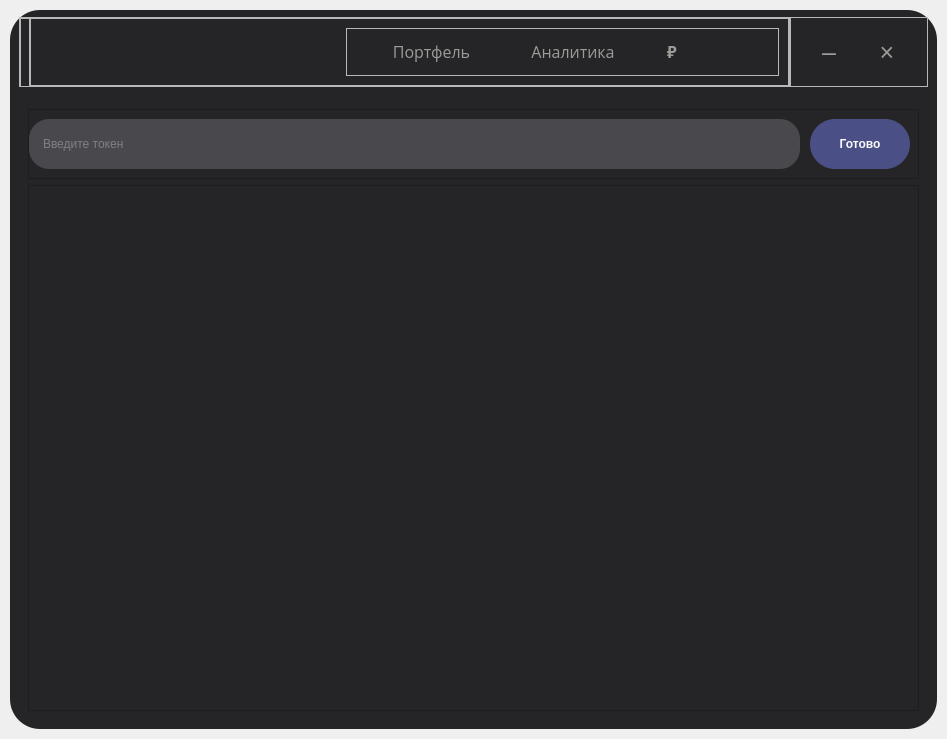
Old version of the form ui_mainworkspace.ui in the repository AlexanderHSE/Tending.
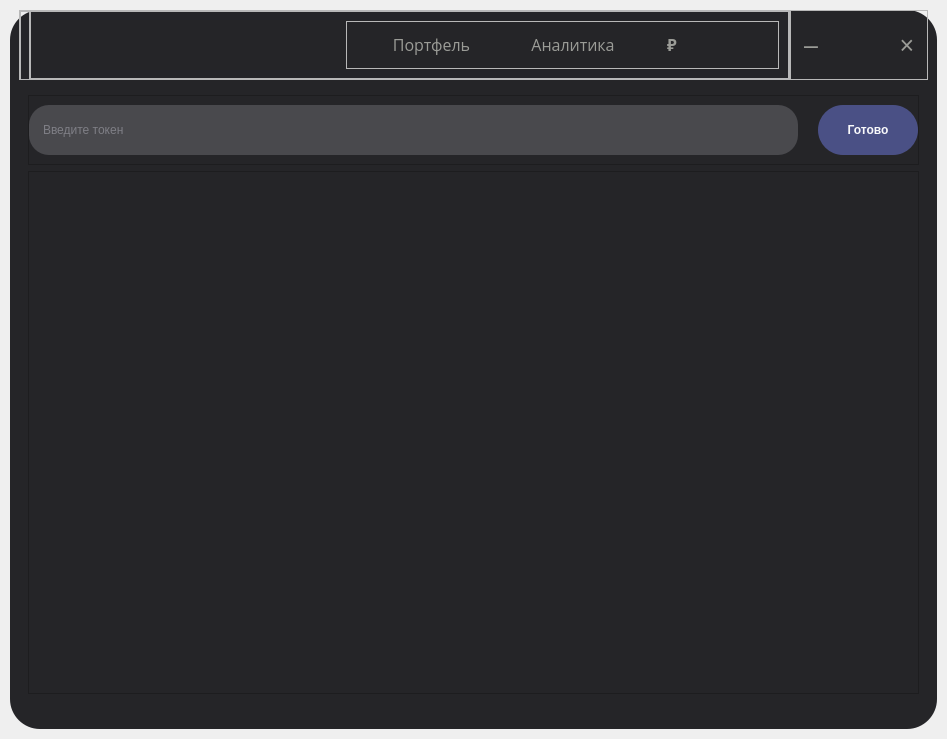
New version of the form. The open tabs and pages were chosen to show the change. Icons and pictures are not drawn.

Diff of the .ui file:
```diff
--- a/ui_mainworkspace.ui
+++ b/ui_mainworkspace.ui
@@ -185,7 +185,7 @@
                    <string/>
                   </property>
                   <property name="pixmap">
-                   <pixmap>images/Frame_13.jpg</pixmap>
+                   <pixmap>Frame_13.jpg</pixmap>
                   </property>
                  </widget>
                 </item>
@@ -323,7 +323,7 @@
                      </property>
                      <property name="icon">
                       <iconset>
-                       <normaloff>images/briefcase (1).png</normaloff>images/briefcase (1).png</iconset>
+                       <normaloff>briefcase (1).png</normaloff>briefcase (1).png</iconset>
                      </property>
                      <property name="iconSize">
                       <size>
@@ -408,6 +408,35 @@
                </property>
               </widget>
              </item>
+             <item>
+              <widget class="QPushButton" name="btn_maximize_restore">
+               <property name="styleSheet">
+                <string notr="true">QPushButton {
+	border: none;
+	color: rgb(155, 156, 151);
+	font-family: Ubuntu;
+	font-size: 16px;
+	font-weight: bold;
+}</string>
+               </property>
+               <property name="text">
+                <string/>
+               </property>
+               <property name="icon">
+                <iconset>
+                 <normaloff>maximize-2.png</normaloff>maximize-2.png</iconset>
+               </property>
+               <property name="iconSize">
+                <size>
+                 <width>20</width>
+                 <height>20</height>
+                </size>
+               </property>
+               <property name="flat">
+                <bool>true</bool>
+               </property>
+              </widget>
+             </item>
              <item>
               <widget class="QPushButton" name="btn_close_2">
                <property name="minimumSize">
@@ -449,20 +478,8 @@
        </item>
        <item>
         <widget class="QStackedWidget" name="stackedWidget">
-         <property name="minimumSize">
-          <size>
-           <width>0</width>
-           <height>600</height>
-          </size>
-         </property>
-         <property name="maximumSize">
-          <size>
-           <width>16777215</width>
-           <height>620</height>
-          </size>
-         </property>
          <property name="currentIndex">
-          <number>0</number>
+          <number>1</number>
          </property>
          <widget class="QWidget" name="page_casebig">
           <layout class="QVBoxLayout" name="verticalLayout_7">
@@ -477,7 +494,7 @@
                 <x>0</x>
                 <y>0</y>
                 <width>881</width>
-                <height>596</height>
+                <height>346</height>
                </rect>
               </property>
               <layout class="QVBoxLayout" name="verticalLayout_10">
@@ -790,7 +807,7 @@
                            </size>
                           </property>
                           <property name="styleSheet">
-                           <string notr="true">font-size : 13px; color : #F9F9FB
+                           <string notr="true">font-size : 13px; font-family : Open Sans; color : #F9F9FB
 </string>
                           </property>
                           <property name="text">
@@ -810,7 +827,7 @@
                            </size>
                           </property>
                           <property name="styleSheet">
-                           <string notr="true">font-size : 13px; color : #F9F9FB
+                           <string notr="true">font-size : 13px; font-family : Open Sans; color : #F9F9FB
 </string>
                           </property>
                           <property name="text">
@@ -830,7 +847,7 @@
                            </size>
                           </property>
                           <property name="styleSheet">
-                           <string notr="true">font-size : 13px; color : #F9F9FB
+                           <string notr="true">font-size : 13px; font-family : Open Sans; color : #F9F9FB
 </string>
                           </property>
                           <property name="text">
@@ -859,7 +876,7 @@
                            <item>
                             <widget class="QLabel" name="price_now">
                              <property name="styleSheet">
-                              <string notr="true">font-size : 13px; color : #F9F9FB
+                              <string notr="true">font-size : 13px; font-family : Open Sans; color : #F9F9FB
 </string>
                              </property>
                              <property name="text">
@@ -873,7 +890,7 @@
                            <item>
                             <widget class="QLabel" name="price_average">
                              <property name="styleSheet">
-                              <string notr="true">font-size : 13px; color : #F9F9FB
+                              <string notr="true">font-size : 13px; font-family : Open Sans; color : #F9F9FB
 </string>
                              </property>
                              <property name="text">
@@ -905,7 +922,7 @@
                            <item>
                             <widget class="QLabel" name="column_title_yeild">
                              <property name="styleSheet">
-                              <string notr="true">font-size : 13px; color : #F9F9FB
+                              <string notr="true">font-size : 13px; font-family : Open Sans; color : #F9F9FB
 </string>
                              </property>
                              <property name="text">
@@ -919,7 +936,7 @@
                            <item>
                             <widget class="QLabel" name="column_title_profit">
                              <property name="styleSheet">
-                              <string notr="true">font-size : 13px; color : #F9F9FB
+                              <string notr="true">font-size : 13px; font-family : Open Sans; color : #F9F9FB
 </string>
                              </property>
                              <property name="text">
@@ -942,7 +959,7 @@
                            </size>
                           </property>
                           <property name="styleSheet">
-                           <string notr="true">font-size : 13px; color : #F9F9FB
+                           <string notr="true">font-size : 13px; font-family : Open Sans; color : #F9F9FB;
 </string>
                           </property>
                           <property name="text">
@@ -967,29 +984,9 @@
                           <x>0</x>
                           <y>0</y>
                           <width>403</width>
-                          <height>335</height>
+                          <height>85</height>
                          </rect>
                         </property>
-                        <widget class="QLabel" name="label_2">
-                         <property name="geometry">
-                          <rect>
-                           <x>40</x>
-                           <y>150</y>
-                           <width>331</width>
-                           <height>20</height>
-                          </rect>
-                         </property>
-                         <property name="styleSheet">
-                          <string notr="true">font-size : 23px; font-family : Open Sans; color : #2A2A2C
-</string>
-                         </property>
-                         <property name="text">
-                          <string>Нет активов</string>
-                         </property>
-                         <property name="alignment">
-                          <set>Qt::AlignCenter</set>
-                         </property>
-                        </widget>
                        </widget>
                       </widget>
                      </item>
@@ -1579,26 +1576,6 @@
                <height>231</height>
               </rect>
              </property>
-             <widget class="QLabel" name="label">
-              <property name="geometry">
-               <rect>
-                <x>250</x>
-                <y>120</y>
-                <width>331</width>
-                <height>20</height>
-               </rect>
-              </property>
-              <property name="styleSheet">
-               <string notr="true">font-size : 23px; font-family : Open Sans; color : #2A2A2C
-</string>
-              </property>
-              <property name="text">
-               <string>Нет активов</string>
-              </property>
-              <property name="alignment">
-               <set>Qt::AlignCenter</set>
-              </property>
-             </widget>
             </widget>
            </widget>
           </widget>
@@ -1652,8 +1629,8 @@
                   <rect>
                    <x>0</x>
                    <y>0</y>
-                   <width>883</width>
-                   <height>548</height>
+                   <width>57</width>
+                   <height>16</height>
                   </rect>
                  </property>
                 </widget>
@@ -1699,7 +1676,7 @@
                    </property>
                    <property name="icon">
                     <iconset>
-                     <normaloff>images/plus-square_1.png</normaloff>images/plus-square_1.png</iconset>
+                     <normaloff>plus-square_1.png</normaloff>plus-square_1.png</iconset>
                    </property>
                    <property name="iconSize">
                     <size>
@@ -1745,18 +1722,27 @@
              <property name="frameShadow">
               <enum>QFrame::Raised</enum>
              </property>
+             <layout class="QHBoxLayout" name="horizontalLayout_2">
+              <property name="spacing">
+               <number>0</number>
+              </property>
+              <property name="leftMargin">
+               <number>0</number>
+              </property>
+              <property name="topMargin">
+               <number>0</number>
+              </property>
+              <property name="rightMargin">
+               <number>0</number>
+              </property>
+              <property name="bottomMargin">
+               <number>0</number>
+              </property>
+              <item>
              <widget class="QLineEdit" name="edit_token">
               <property name="enabled">
                <bool>true</bool>
               </property>
-              <property name="geometry">
-               <rect>
-                <x>1</x>
-                <y>10</y>
-                <width>771</width>
-                <height>50</height>
-               </rect>
-              </property>
               <property name="sizePolicy">
                <sizepolicy hsizetype="Expanding" vsizetype="Fixed">
                 <horstretch>0</horstretch>
@@ -1785,15 +1771,25 @@
                <bool>true</bool>
               </property>
              </widget>
+              </item>
+              <item>
+               <spacer name="horizontalSpacer_2">
+                <property name="orientation">
+                 <enum>Qt::Horizontal</enum>
+                </property>
+                <property name="sizeType">
+                 <enum>QSizePolicy::Fixed</enum>
+                </property>
+                <property name="sizeHint" stdset="0">
+                 <size>
+                  <width>20</width>
+                  <height>20</height>
+                 </size>
+                </property>
+               </spacer>
+              </item>
+              <item>
              <widget class="QPushButton" name="btn_addToList">
-              <property name="geometry">
-               <rect>
-                <x>782</x>
-                <y>10</y>
-                <width>100</width>
-                <height>50</height>
-               </rect>
-              </property>
               <property name="sizePolicy">
                <sizepolicy hsizetype="Preferred" vsizetype="Fixed">
                 <horstretch>0</horstretch>
@@ -1822,35 +1818,8 @@
                <string>Готово</string>
               </property>
              </widget>
-             <widget class="QPushButton" name="pushButton">
-              <property name="geometry">
-               <rect>
-                <x>710</x>
-                <y>23</y>
-                <width>25</width>
-                <height>25</height>
-               </rect>
-              </property>
-              <property name="styleSheet">
-               <string notr="true">background-color: rgb(73, 73, 77); border: none;</string>
-              </property>
-              <property name="text">
-               <string/>
-              </property>
-              <property name="icon">
-               <iconset>
-                <normaloff>images/closedEyeChanged.png</normaloff>images/closedEyeChanged.png</iconset>
-              </property>
-              <property name="iconSize">
-               <size>
-                <width>25</width>
-                <height>25</height>
-               </size>
-              </property>
-              <property name="flat">
-               <bool>true</bool>
-              </property>
-             </widget>
+              </item>
+             </layout>
             </widget>
            </item>
            <item>
@@ -1890,8 +1859,8 @@
                   <rect>
                    <x>0</x>
                    <y>0</y>
-                   <width>881</width>
-                   <height>519</height>
+                   <width>55</width>
+                   <height>16</height>
                   </rect>
                  </property>
                 </widget>
@@ -1904,6 +1873,34 @@
          </widget>
         </widget>
        </item>
+       <item>
+        <widget class="QFrame" name="frame_grip">
+         <property name="minimumSize">
+          <size>
+           <width>10</width>
+           <height>20</height>
+          </size>
+         </property>
+         <property name="maximumSize">
+          <size>
+           <width>20</width>
+           <height>17</height>
+          </size>
+         </property>
+         <property name="layoutDirection">
+          <enum>Qt::RightToLeft</enum>
+         </property>
+         <property name="styleSheet">
+          <string notr="true">border-bottom-right-radius: 10px; margin-right: 20px;</string>
+         </property>
+         <property name="frameShape">
+          <enum>QFrame::StyledPanel</enum>
+         </property>
+         <property name="frameShadow">
+          <enum>QFrame::Raised</enum>
+         </property>
+        </widget>
+       </item>
       </layout>
      </widget>
     </item>
```
Lines whose indentation alone changed are shown as unchanged.
